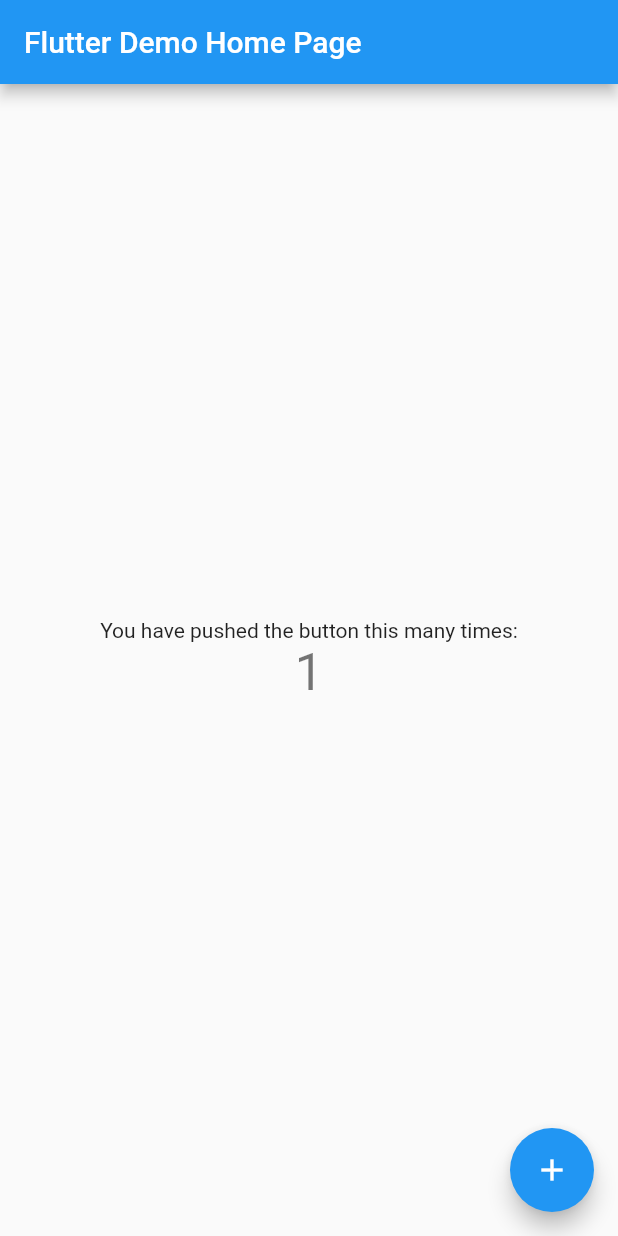
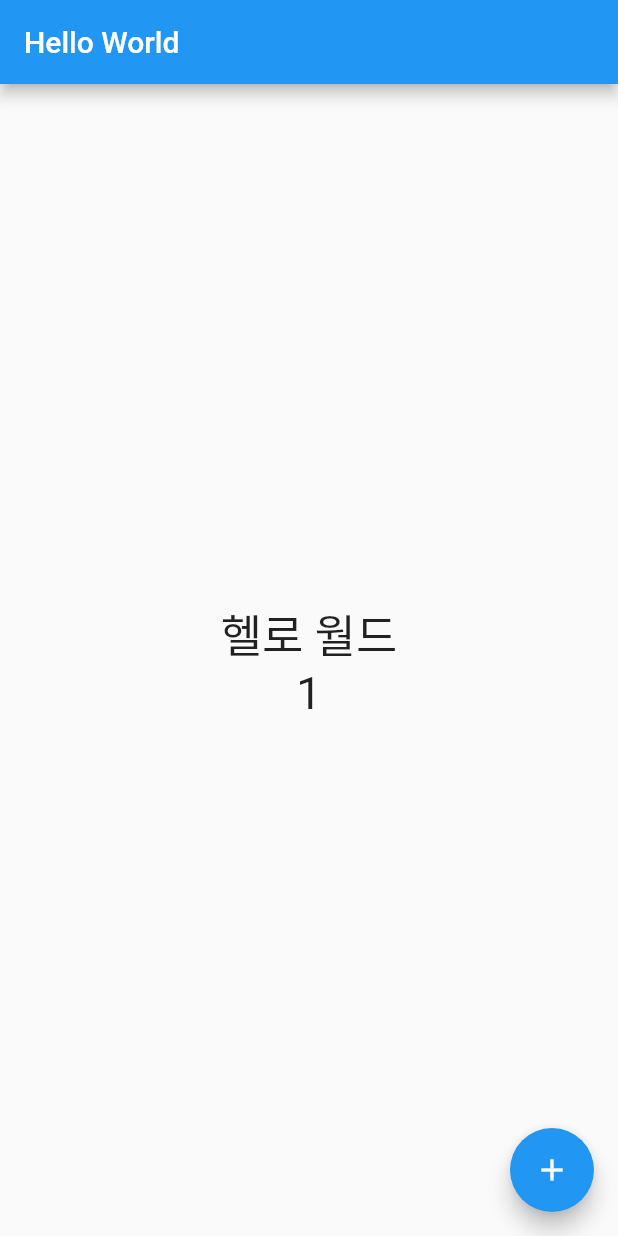
Before and after one commit to freedomchurl/flutter-study, a Flutter app: the screen it shows after launch, after a tap on the "add" icon, on a phone screen of 412 x 824 dp. Run offline on Flutter 3.47's test engine with Material 2 defaults, Android fonts, the light colour scheme and no system bars.

Commit message:
기본 샘플 앱 예제 완성

```diff
--- a/flutter_basic/lib/main.dart
+++ b/flutter_basic/lib/main.dart
@@ -4,6 +4,9 @@
   runApp(const MyApp());
 }
 
+// This widget is the root of your application.
+// [강의] 상태가 변경될 소지가 없는 위젯 - 변경이 될 수 없는 위젯이 된다.
+// 텍스트라도 눌러서 상태를 바꾸고 싶으면 StatelessWidget이 아니라 StatefulWidget을 사용해야 한다.
 class MyApp extends StatelessWidget {
   const MyApp({Key? key}) : super(key: key);
 
@@ -24,92 +27,49 @@
         // is not restarted.
         primarySwatch: Colors.blue,
       ),
-      home: const MyHomePage(title: 'Flutter Demo Home Page'),
-    );
+      home: HelloPage('Hello World'));
   }
 }
 
-class MyHomePage extends StatefulWidget {
-  const MyHomePage({Key? key, required this.title}) : super(key: key);
-
-  // This widget is the home page of your application. It is stateful, meaning
-  // that it has a State object (defined below) that contains fields that affect
-  // how it looks.
-
-  // This class is the configuration for the state. It holds the values (in this
-  // case the title) provided by the parent (in this case the App widget) and
-  // used by the build method of the State. Fields in a Widget subclass are
-  // always marked "final".
-
+// [강의] StatefulWidget은 stful + enter ( Andriod Studio )
+class HelloPage extends StatefulWidget {
   final String title;
 
+  HelloPage(this.title);
+
   @override
-  State<MyHomePage> createState() => _MyHomePageState();
+  _HelloPageState createState() => _HelloPageState();
 }
-
-class _MyHomePageState extends State<MyHomePage> {
+// [강의] 위의 내용은 변동 사항이 없음. 아래의 구조를 변경하는 것이라고 보면 된다.
+class _HelloPageState extends State<HelloPage> {
+  String _message = 'Hello World';
   int _counter = 0;
 
-  void _incrementCounter() {
+  @override
+  Widget build(BuildContext context) {
+    return Scaffold(
+        floatingActionButton:
+          FloatingActionButton(
+              child: Icon(Icons.add),
+              onPressed: _changeMessage),
+        appBar: AppBar(
+          title: Text(widget.title),
+        ),
+        body: Center(
+            child: Column(
+              mainAxisAlignment: MainAxisAlignment.center,
+              children: <Widget>[
+                Text(_message, style: TextStyle(fontSize: 30)),
+                Text('$_counter', style: TextStyle(fontSize: 30)),
+              ],
+            )
+        ));
+  }
+
+  void _changeMessage() {
     setState(() {
-      // This call to setState tells the Flutter framework that something has
-      // changed in this State, which causes it to rerun the build method below
-      // so that the display can reflect the updated values. If we changed
-      // _counter without calling setState(), then the build method would not be
-      // called again, and so nothing would appear to happen.
+      _message = '헬로 월드';
       _counter++;
     });
   }
-
-  @override
-  Widget build(BuildContext context) {
-    // This method is rerun every time setState is called, for instance as done
-    // by the _incrementCounter method above.
-    //
-    // The Flutter framework has been optimized to make rerunning build methods
-    // fast, so that you can just rebuild anything that needs updating rather
-    // than having to individually change instances of widgets.
-    return Scaffold(
-      appBar: AppBar(
-        // Here we take the value from the MyHomePage object that was created by
-        // the App.build method, and use it to set our appbar title.
-        title: Text(widget.title),
-      ),
-      body: Center(
-        // Center is a layout widget. It takes a single child and positions it
-        // in the middle of the parent.
-        child: Column(
-          // Column is also a layout widget. It takes a list of children and
-          // arranges them vertically. By default, it sizes itself to fit its
-          // children horizontally, and tries to be as tall as its parent.
-          //
-          // Invoke "debug painting" (press "p" in the console, choose the
-          // "Toggle Debug Paint" action from the Flutter Inspector in Android
-          // Studio, or the "Toggle Debug Paint" command in Visual Studio Code)
-          // to see the wireframe for each widget.
-          //
-          // Column has various properties to control how it sizes itself and
-          // how it positions its children. Here we use mainAxisAlignment to
-          // center the children vertically; the main axis here is the vertical
-          // axis because Columns are vertical (the cross axis would be
-          // horizontal).
-          mainAxisAlignment: MainAxisAlignment.center,
-          children: <Widget>[
-            const Text(
-              'You have pushed the button this many times:',
-            ),
-            Text(
-              '$_counter',
-              style: Theme.of(context).textTheme.headline4,
-            ),
-          ],
-        ),
-      ),
-      floatingActionButton: FloatingActionButton(
-        onPressed: _incrementCounter,
-        tooltip: 'Increment',
-        child: const Icon(Icons.add),
-      ), // This trailing comma makes auto-formatting nicer for build methods.
-    );
-  }
 }
```
